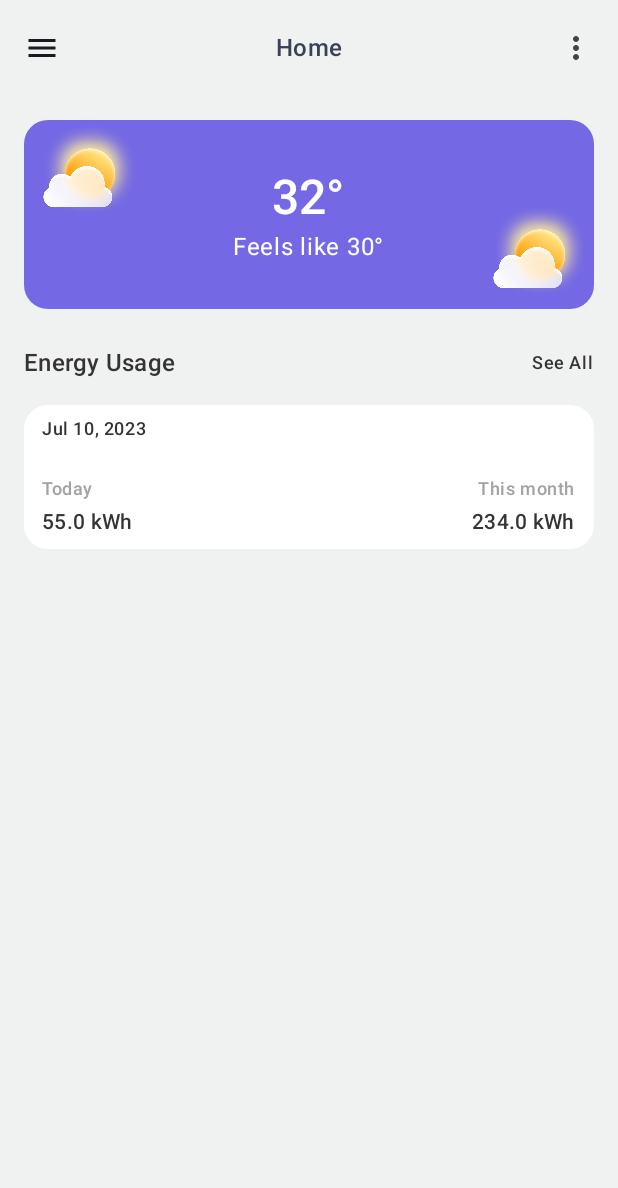
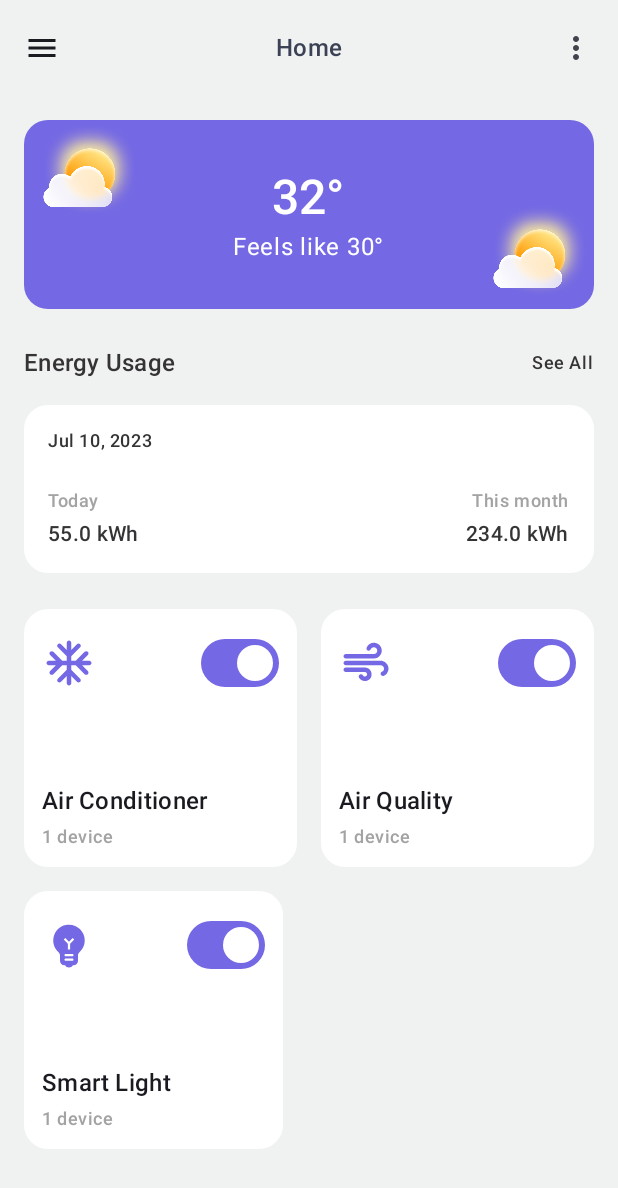
Before and after one commit to WenyuanYu3697/housefy, an Android app built with Jetpack Compose: the screen it shows after launch (MainActivity), on a phone screen of 412 x 824 dp. Shown: the top 1188 px of the screen. Run offline under Robolectric (Android 15) with nearby library versions, the phone set to English and light mode, and no system bars.

Commit message:
CHANGED: - Added DeviceCard and DevicesList components - Modified EnergyUsageCard padding - Updated HomePage with LazyColumn

```diff
--- /dev/null
+++ b/housefy/src/main/java/ca/quantum/quants/it/housefy/components/home/Devices.kt
@@ -0,0 +1,117 @@
+package ca.quantum.quants.it.housefy.components.home
+
+import androidx.compose.foundation.background
+import androidx.compose.foundation.layout.Arrangement
+import androidx.compose.foundation.layout.Column
+import androidx.compose.foundation.layout.Row
+import androidx.compose.foundation.layout.Spacer
+import androidx.compose.foundation.layout.fillMaxWidth
+import androidx.compose.foundation.layout.height
+import androidx.compose.foundation.layout.padding
+import androidx.compose.foundation.layout.size
+import androidx.compose.foundation.layout.width
+import androidx.compose.foundation.shape.RoundedCornerShape
+import androidx.compose.material.icons.Icons
+import androidx.compose.material.icons.rounded.AcUnit
+import androidx.compose.material.icons.rounded.Air
+import androidx.compose.material.icons.rounded.EmojiObjects
+import androidx.compose.material.icons.rounded.Thermostat
+import androidx.compose.material.icons.rounded.WbIncandescent
+import androidx.compose.material3.Icon
+import androidx.compose.material3.MaterialTheme
+import androidx.compose.material3.Switch
+import androidx.compose.material3.SwitchDefaults
+import androidx.compose.material3.Text
+import androidx.compose.runtime.Composable
+import androidx.compose.ui.Alignment
+import androidx.compose.ui.Modifier
+import androidx.compose.ui.graphics.Color
+import androidx.compose.ui.graphics.vector.ImageVector
+import androidx.compose.ui.semantics.contentDescription
+import androidx.compose.ui.semantics.semantics
+import androidx.compose.ui.text.font.FontWeight
+import androidx.compose.ui.unit.dp
+
+@Composable
+fun DevicesList() {
+    Column() {
+        Row(modifier = Modifier.fillMaxWidth()) {
+            DeviceCard(
+                icon = Icons.Rounded.AcUnit,
+                text = "Air Conditioner",
+                modifier = Modifier.weight(1f)
+            )
+            Spacer(modifier = Modifier.width(16.dp))
+            DeviceCard(
+                icon = Icons.Rounded.Air,
+                text = "Air Quality",
+                modifier = Modifier.weight(1f) // Changed from 0.3f to 1f to match width with items in first row
+            )
+        }
+        Spacer(modifier = Modifier.height(16.dp))
+        Row(modifier = Modifier.fillMaxWidth()) {
+            DeviceCard(
+                icon = Icons.Rounded.EmojiObjects,
+                text = "Smart Light",
+                modifier = Modifier.weight(1f)
+            )
+            Spacer(modifier = Modifier.weight(1.2f))
+        }
+    }
+}
+
+@Composable
+fun DeviceCard(icon: ImageVector, text: String, modifier: Modifier = Modifier) {
+    Column(
+        modifier = modifier
+            .background(
+                color = Color.White,
+                shape = RoundedCornerShape(16.dp)
+            )
+            .padding(12.dp)
+            .fillMaxWidth()
+    ) {
+        Row(
+            horizontalArrangement = Arrangement.SpaceBetween,
+            verticalAlignment = Alignment.CenterVertically,
+            modifier = Modifier.fillMaxWidth()
+        ) {
+            Icon(
+                imageVector = icon,
+                contentDescription = null,
+                modifier = Modifier.size(36.dp),
+                tint = Color(0xFF7468E4)
+            )
+            Switch(
+                checked = true,
+                colors = SwitchDefaults.colors(
+                    checkedTrackColor = Color(0xFF7468E4)
+                ),
+                onCheckedChange = { /* Handle switch state change */ },
+                modifier = Modifier
+                    .semantics { contentDescription = "Demo" }
+            )
+        }
+
+        Spacer(modifier = Modifier.height(56.dp))
+
+        Row() {
+            Text(
+                text = text,
+                style = MaterialTheme.typography.titleMedium
+                    .copy(fontWeight = FontWeight.Medium),
+            )
+        }
+
+        Spacer(modifier = Modifier.height(4.dp))
+
+        Row() {
+            Text(
+                text = "1 device",
+                style = MaterialTheme.typography.bodySmall
+                    .copy(fontWeight = FontWeight.Medium)
+                    .copy(color = Color(0xFFA3A3A5)),
+            )
+        }
+    }
+}
--- a/housefy/src/main/java/ca/quantum/quants/it/housefy/components/home/EnergyUsage.kt
+++ b/housefy/src/main/java/ca/quantum/quants/it/housefy/components/home/EnergyUsage.kt
@@ -51,7 +51,7 @@ fun EnergyUsageCard() {
                     shape = RoundedCornerShape(16.dp)
                 )
                 .fillMaxWidth()
-                .padding(horizontal = 12.dp, vertical = 8.dp)
+                .padding(horizontal = 16.dp, vertical = 16.dp)
         ) {
             Row(
                 horizontalArrangement = Arrangement.SpaceBetween,
--- a/housefy/src/main/java/ca/quantum/quants/it/housefy/pages/HomePage.kt
+++ b/housefy/src/main/java/ca/quantum/quants/it/housefy/pages/HomePage.kt
@@ -9,30 +9,37 @@ import androidx.compose.foundation.layout.fillMaxSize
 import androidx.compose.foundation.layout.fillMaxWidth
 import androidx.compose.foundation.layout.height
 import androidx.compose.foundation.layout.padding
+import androidx.compose.foundation.lazy.LazyColumn
 import androidx.compose.runtime.Composable
 import androidx.compose.ui.Modifier
 import androidx.compose.ui.graphics.Color
 import androidx.compose.ui.unit.dp
+import ca.quantum.quants.it.housefy.components.home.DevicesList
 import ca.quantum.quants.it.housefy.components.home.EnergyUsageCard
 import ca.quantum.quants.it.housefy.components.home.TemperatureCard
 
 @Composable
 fun HomePage() {
-    Column(
+    LazyColumn(
         modifier = Modifier
             .fillMaxSize()
             .background(color = Color(0xFFF0F2F1))
             .padding(16.dp),
     ) {
-        Row(modifier = Modifier.fillMaxWidth()) {
+        item {
             TemperatureCard()
         }
 
-        Spacer(modifier = Modifier.height(24.dp))
+        item { Spacer(modifier = Modifier.height(24.dp)) }
 
-        Row(modifier = Modifier.fillMaxWidth()) {
+        item {
             EnergyUsageCard()
         }
 
+        item { Spacer(modifier = Modifier.height(24.dp)) }
+
+        item {
+            DevicesList()
+        }
     }
 }
```
